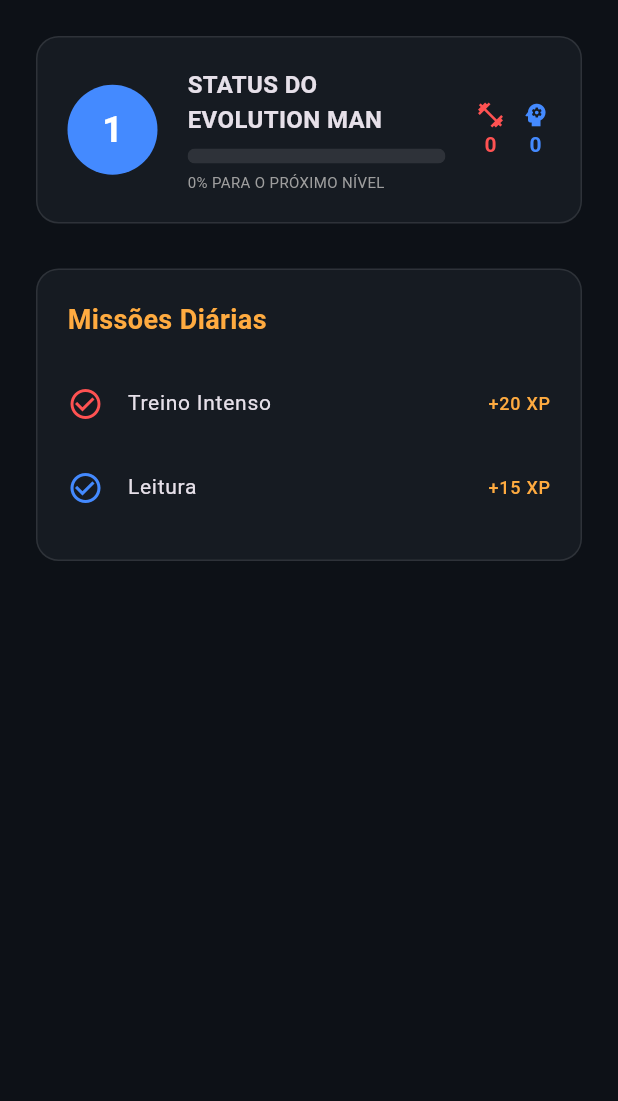
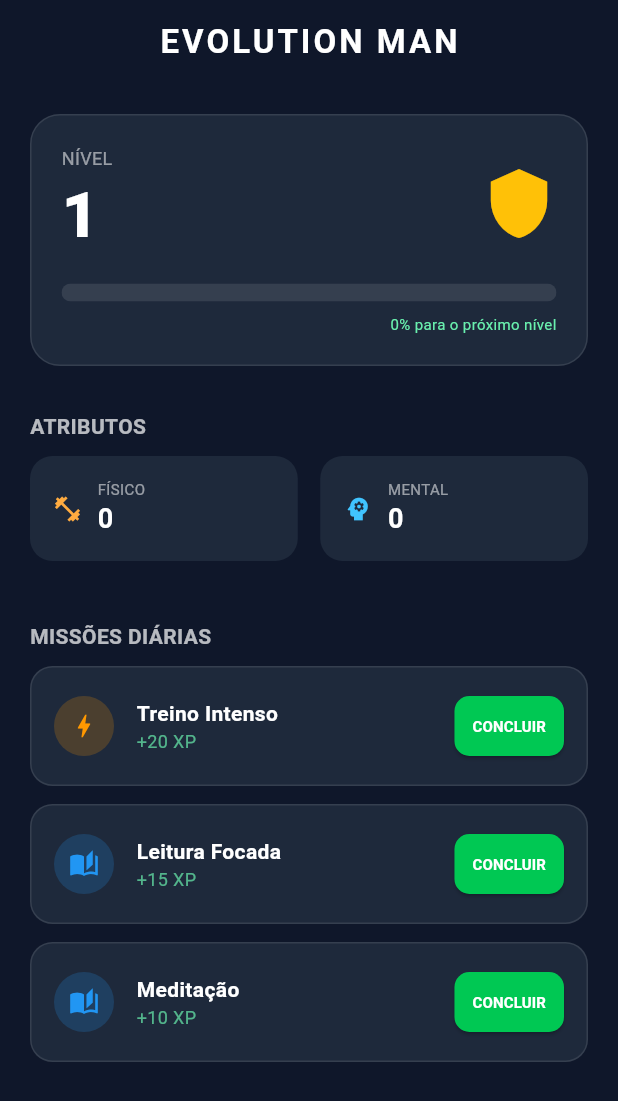
Before and after one commit to MrEpilef/evolution-man, a Flutter app: the screen it shows after launch, on a phone screen of 412 x 824 dp. Shown: the top 1101 px of the screen. Run offline on Flutter 3.47's test engine with Material 3 defaults, Android fonts, the light colour scheme and no system bars.

Commit message:
feat:Atualziação visual && refatoração de código

```diff
--- a/lib/controllers/player_controller.dart
+++ b/lib/controllers/player_controller.dart
@@ -1,34 +1,52 @@
 import 'package:flutter/material.dart';
 import '../models/player_model.dart';
+import '../models/mission_model.dart';
 import '../services/player_service.dart';
 
 class PlayerController extends ChangeNotifier {
   final PlayerService _service = PlayerService();
 
-  // Iniciamos com um modelo padrão enquanto o arquivo não é lido
-  PlayerModel _player = PlayerModel(level: 1, xp: 0.0, fisico: 0, mental: 0);
+  // Inicializamos com uma lista vazia para evitar erros de interface
+  PlayerModel _player = PlayerModel(
+    level: 1,
+    xp: 0.0,
+    fisico: 0,
+    mental: 0,
+    missoes: []
+  );
 
-  // Getter para a View acessar os dados
   PlayerModel get player => _player;
 
-  // Construtor: Chama a inicialização assim que o Controller é criado
   PlayerController() {
     _init();
   }
 
-  // Carrega os dados salvos do JSON
+  // Carrega os dados do JSON ao iniciar o App
   Future<void> _init() async {
     _player = await _service.loadPlayer();
-    notifyListeners(); // Avisa a View que os dados chegaram
+
+    // Se for a primeira vez (lista vazia), criamos as missões padrão
+    if (_player.missoes.isEmpty) {
+      _player.missoes = [
+        MissionModel(id: '1', titulo: 'Treino Intenso', recompensaXP: 20, tipo: 'fisico'),
+        MissionModel(id: '2', titulo: 'Leitura Focada', recompensaXP: 15, tipo: 'mental'),
+        MissionModel(id: '3', titulo: 'Meditação', recompensaXP: 10, tipo: 'mental'),
+      ];
+      await _service.savePlayer(_player);
+    }
+    notifyListeners();
   }
 
-  // Função principal para processar novo XP
-  void concluirMissao(double ganhoXp, {String? tipo}) {
-    _player.xp += (ganhoXp / 100); // Ex: 20 XP vira 0.2
+  // CORREÇÃO: Agora aceita o objeto MissionModel completo, resolvendo o erro da imagem a88e53
+  void concluirMissao(MissionModel missao) {
+    if (missao.foiConcluidaHoje) return;
 
-    // Lógica de Atributos (Back-End)
-    if (tipo == 'fisico') _player.fisico += 1;
-    if (tipo == 'mental') _player.mental += 1;
+    // Processa o ganho de XP
+    _player.xp += (missao.recompensaXP / 100);
+
+    // Incrementa atributos baseados no tipo da missão
+    if (missao.tipo == 'fisico') _player.fisico += 1;
+    if (missao.tipo == 'mental') _player.mental += 1;
 
     // Lógica de Level Up
     if (_player.xp >= 1.0) {
@@ -36,10 +54,10 @@ class PlayerController extends ChangeNotifier {
       _player.xp = 0.0;
     }
 
-    // A MÁGICA ACONTECE AQUI:
-    // Após mudar os dados na memória, mandamos o serviço gravar no JSON
+    // Registra a conclusão e salva no arquivo JSON
+    missao.ultimaConclusao = DateTime.now();
     _service.savePlayer(_player);
 
-    notifyListeners(); // Atualiza a interface
+    notifyListeners();
   }
 }
--- a/lib/models/player_model.dart
+++ b/lib/models/player_model.dart
@@ -1,28 +1,42 @@
+import 'mission_model.dart';
+
 class PlayerModel {
   int level;
   double xp;
   int fisico;
   int mental;
+  List<MissionModel> missoes;
 
   PlayerModel({
-    this.level = 1,
-    this.xp = 0.0,
-    this.fisico = 0,
-    this.mental = 0,
+    required this.level,
+    required this.xp,
+    required this.fisico,
+    required this.mental,
+    required this.missoes,
   });
 
   // Converte JSON (Mapa) para Objeto Dart
   factory PlayerModel.fromJson(Map<String, dynamic> json) {
+    // Garantimos que a lista de missões nunca seja nula
+    var list = json['missoes'] as List? ?? [];
+    List<MissionModel> missionList = list.map((i) => MissionModel.fromJson(i)).toList();
+
     return PlayerModel(
       level: json['level'] ?? 1,
-      xp: json['xp'] ?? 0.0,
+      xp: (json['xp'] ?? 0.0).toDouble(),
       fisico: json['fisico'] ?? 0,
       mental: json['mental'] ?? 0,
+      missoes: missionList,
     );
   }
 
-  // Converte Objeto Dart para JSON (Mapa)
   Map<String, dynamic> toJson() {
-    return {'level': level, 'xp': xp, 'fisico': fisico, 'mental': mental};
+    return {
+      'level': level,
+      'xp': xp,
+      'fisico': fisico,
+      'mental': mental,
+      'missoes': missoes.map((m) => m.toJson()).toList(),
+    };
   }
 }
--- a/lib/services/player_service.dart
+++ b/lib/services/player_service.dart
@@ -40,6 +40,6 @@ class PlayerService {
     }
 
     // Retorna um jogador inicial se o arquivo não existir (Primeira vez rodando o app)
-    return PlayerModel(level: 1, xp: 0.0, fisico: 0, mental: 0);
+    return PlayerModel(level: 1, xp: 0.0, fisico: 0, mental: 0, missoes:[] );
   }
 }
--- a/lib/views/dashboard_view.dart
+++ b/lib/views/dashboard_view.dart
@@ -1,43 +1,82 @@
 import 'package:flutter/material.dart';
 import 'package:provider/provider.dart';
 import '../controllers/player_controller.dart';
+import '../models/mission_model.dart';
 
 class DashboardView extends StatelessWidget {
   const DashboardView({super.key});
 
   @override
   Widget build(BuildContext context) {
-    // Aqui a View "assina" o Controller. Sempre que houver um notifyListeners(),
-    // este widget build será executado novamente.
+    // Escuta as alterações no Controller (Padrão Observer)
     final controller = context.watch<PlayerController>();
     final player = controller.player;
 
     return Scaffold(
+      backgroundColor: const Color(0xFF0F172A), // Fundo Escuro Moderno
+      appBar: AppBar(
+        title: const Text(
+          'EVOLUTION MAN',
+          style: TextStyle(
+            fontWeight: FontWeight.bold,
+            letterSpacing: 2,
+            color: Colors.white,
+          ),
+        ),
+        centerTitle: true,
+        backgroundColor: Colors.transparent,
+        elevation: 0,
+      ),
       body: SingleChildScrollView(
-        padding: const EdgeInsets.all(24.0),
+        padding: const EdgeInsets.all(20),
         child: Column(
+          crossAxisAlignment: CrossAxisAlignment.start,
           children: [
-            // --- HEADER (Usando dados do Controller) ---
-            _buildHeader(player.level, player.xp, player.fisico, player.mental),
+            // --- CARTÃO DE ESTADO DO JOGADOR ---
+            _buildPlayerHeader(player),
 
             const SizedBox(height: 30),
 
+            // --- SECÇÃO DE ATRIBUTOS ---
+            const Text(
+              "ATRIBUTOS",
+              style: TextStyle(
+                color: Colors.white70,
+                fontSize: 14,
+                fontWeight: FontWeight.bold,
+              ),
+            ),
+            const SizedBox(height: 10),
             Row(
               children: [
-                // --- MISSÕES (Chamando métodos do Controller) ---
-                Expanded(
-                  child: _buildMissionCard(
-                    'Missões Diárias',
-                    [
-                      _missionItem('Treino Intenso', '+20 XP', Colors.redAccent,
-                        () => controller.concluirMissao(20, tipo: 'fisico')),
-                      _missionItem('Leitura', '+15 XP', Colors.blueAccent,
-                        () => controller.concluirMissao(15, tipo: 'mental')),
-                    ]
+                _buildStatCard("FÍSICO", player.fisico, Colors.orangeAccent, Icons.fitness_center),
+                const SizedBox(width: 15),
+                _buildStatCard("MENTAL", player.mental, Colors.lightBlueAccent, Icons.psychology),
+              ],
+            ),
+
+            const SizedBox(height: 40),
+
+            // --- LISTA DINÂMICA DE MISSÕES ---
+            const Text(
+              "MISSÕES DIÁRIAS",
+              style: TextStyle(
+                color: Colors.white70,
+                fontSize: 14,
+                fontWeight: FontWeight.bold,
               ),
             ),
-                // ... (O resto da interface seguiria o mesmo padrão)
-              ],
+            const SizedBox(height: 10),
+
+            // Renderização dinâmica da lista de missões vindas do JSON
+            ListView.builder(
+              shrinkWrap: true,
+              physics: const NeverScrollableScrollPhysics(),
+              itemCount: player.missoes.length,
+              itemBuilder: (context, index) {
+                final mission = player.missoes[index];
+                return _buildMissionTile(context, controller, mission);
+              },
             ),
           ],
         ),
@@ -45,88 +84,156 @@ class DashboardView extends StatelessWidget {
     );
   }
 
-  // Métodos auxiliares de UI (Widgets privados)
-
-  Widget _missionItem(String task, String reward, Color color, VoidCallback onTap) {
-    return ListTile(
-      contentPadding: EdgeInsets.zero,
-      leading: Icon(Icons.check_circle_outline, color: color),
-      title: Text(task, style: const TextStyle(fontSize: 14)),
-      trailing: Text(reward, style: const TextStyle(color: Colors.orangeAccent, fontSize: 12)),
-      onTap: onTap,
-    );
-  }
-  Widget _buildHeader(int nivel, double xp, int fisico, int mental) {
+  // Widget: Cabeçalho com Nível e Barra de XP
+  Widget _buildPlayerHeader(player) {
     return Container(
       padding: const EdgeInsets.all(20),
       decoration: BoxDecoration(
-        color: const Color(0xFF161B22),
-        borderRadius: BorderRadius.circular(15),
+        color: const Color(0xFF1E293B),
+        borderRadius: BorderRadius.circular(20),
         border: Border.all(color: Colors.white10),
       ),
-      child: Row(
+      child: Column(
         children: [
-          CircleAvatar(
-            radius: 30,
-            backgroundColor: Colors.blueAccent,
-            child: Text('$nivel', style: const TextStyle(fontSize: 24, fontWeight: FontWeight.bold, color: Colors.white)),
-          ),
-          const SizedBox(width: 20),
-          Expanded(
-            child: Column(
+          Row(
+            mainAxisAlignment: MainAxisAlignment.spaceBetween,
+            children: [
+              Column(
                 crossAxisAlignment: CrossAxisAlignment.start,
                 children: [
-                const Text('STATUS DO EVOLUTION MAN', style: TextStyle(fontWeight: FontWeight.bold, fontSize: 16)),
-                const SizedBox(height: 8),
+                  const Text("NÍVEL", style: TextStyle(color: Colors.white54, fontSize: 12)),
+                  Text(
+                    "${player.level}",
+                    style: const TextStyle(
+                      color: Colors.white,
+                      fontSize: 42,
+                      fontWeight: FontWeight.w900, // Corrigido de .black para .w900
+                    ),
+                  ),
+                ],
+              ),
+              const Icon(Icons.shield, color: Colors.amber, size: 50),
+            ],
+          ),
+          const SizedBox(height: 15),
           ClipRRect(
             borderRadius: BorderRadius.circular(10),
             child: LinearProgressIndicator(
-                    value: xp,
-                    minHeight: 10,
+              value: player.xp,
               backgroundColor: Colors.white10,
               color: Colors.greenAccent,
+              minHeight: 12,
             ),
           ),
-                const SizedBox(height: 5),
-                Text('${(xp * 100).toInt()}% PARA O PRÓXIMO NÍVEL', style: const TextStyle(fontSize: 10, color: Colors.grey)),
-              ],
+          const SizedBox(height: 8),
+          Align(
+            alignment: Alignment.centerRight,
+            child: Text(
+              "${(player.xp * 100).toInt()}% para o próximo nível",
+              style: const TextStyle(color: Colors.greenAccent, fontSize: 10),
             ),
-          ),
-          const SizedBox(width: 20),
-          _buildStatBadge(Icons.fitness_center, fisico, Colors.redAccent),
-          const SizedBox(width: 10),
-          _buildStatBadge(Icons.psychology, mental, Colors.blueAccent),
+          )
         ],
       ),
     );
   }
 
-  Widget _buildStatBadge(IconData icon, int valor, Color color) {
-    return Column(
+  // Widget: Cartão de Atributo Individual
+  Widget _buildStatCard(String label, int value, Color color, IconData icon) {
+    return Expanded(
+      child: Container(
+        padding: const EdgeInsets.all(15),
+        decoration: BoxDecoration(
+          color: const Color(0xFF1E293B),
+          borderRadius: BorderRadius.circular(15),
+        ),
+        child: Row(
           children: [
             Icon(icon, color: color, size: 20),
-        Text('$valor', style: TextStyle(fontWeight: FontWeight.bold, color: color)),
+            const SizedBox(width: 10),
+            Column(
+              crossAxisAlignment: CrossAxisAlignment.start,
+              children: [
+                Text(label, style: const TextStyle(color: Colors.white54, fontSize: 10)),
+                Text(
+                  "$value",
+                  style: const TextStyle(
+                    color: Colors.white,
+                    fontSize: 18,
+                    fontWeight: FontWeight.bold,
+                  ),
+                ),
               ],
+            )
+          ],
+        ),
+      ),
     );
   }
 
-  Widget _buildMissionCard(String titulo, List<Widget> missoes) {
+  // Widget: Elemento de Missão Dinâmico
+  Widget _buildMissionTile(BuildContext context, PlayerController controller, MissionModel mission) {
+    final bool concluidaHoje = mission.foiConcluidaHoje;
+
     return Container(
-      padding: const EdgeInsets.all(20),
+      margin: const EdgeInsets.only(bottom: 12),
+      padding: const EdgeInsets.all(15),
       decoration: BoxDecoration(
-        color: const Color(0xFF161B22),
+        color: concluidaHoje ? Colors.white.withOpacity(0.05) : const Color(0xFF1E293B),
         borderRadius: BorderRadius.circular(15),
-        border: Border.all(color: Colors.white10),
+        border: Border.all(color: concluidaHoje ? Colors.transparent : Colors.white10),
       ),
+      child: Row(
+        children: [
+          CircleAvatar(
+            backgroundColor: mission.tipo == 'fisico'
+                ? Colors.orange.withOpacity(0.2)
+                : Colors.blue.withOpacity(0.2),
+            child: Icon(
+              mission.tipo == 'fisico' ? Icons.bolt : Icons.auto_stories,
+              color: mission.tipo == 'fisico' ? Colors.orange : Colors.blue,
+              size: 20,
+            ),
+          ),
+          const SizedBox(width: 15),
+          Expanded(
             child: Column(
               crossAxisAlignment: CrossAxisAlignment.start,
               children: [
-          Text(titulo, style: const TextStyle(fontSize: 18, fontWeight: FontWeight.bold, color: Colors.orangeAccent)),
-          const SizedBox(height: 15),
-          ...missoes,
+                Text(
+                  mission.titulo,
+                  style: TextStyle(
+                    color: concluidaHoje ? Colors.white38 : Colors.white,
+                    fontWeight: FontWeight.bold,
+                    decoration: concluidaHoje ? TextDecoration.lineThrough : null,
+                  ),
+                ),
+                Text(
+                  "+${mission.recompensaXP.toInt()} XP",
+                  style: TextStyle(
+                    color: Colors.greenAccent.withOpacity(0.7),
+                    fontSize: 12,
+                  ),
+                ),
+              ],
+            ),
+          ),
+          ElevatedButton(
+            onPressed: concluidaHoje ? null : () => controller.concluirMissao(mission),
+            style: ElevatedButton.styleFrom(
+              backgroundColor: concluidaHoje ? Colors.grey[800] : Colors.greenAccent[700],
+              disabledBackgroundColor: Colors.grey[800],
+              foregroundColor: Colors.white,
+              shape: RoundedRectangleBorder(borderRadius: BorderRadius.circular(10)),
+              padding: const EdgeInsets.symmetric(horizontal: 12, vertical: 8),
+            ),
+            child: Text(
+              concluidaHoje ? "FEITO" : "CONCLUIR",
+              style: const TextStyle(fontSize: 10, fontWeight: FontWeight.bold),
+            ),
+          ),
         ],
       ),
     );
   }
-
 }
```
Lines whose indentation alone changed are shown as unchanged.
